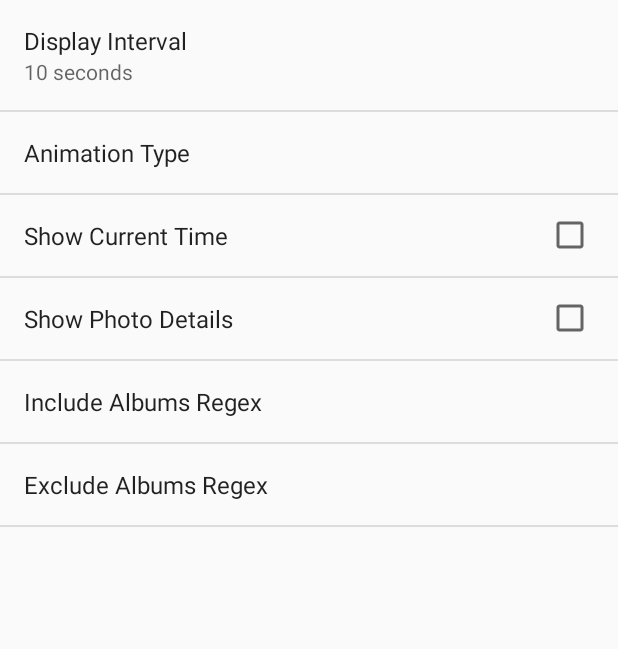
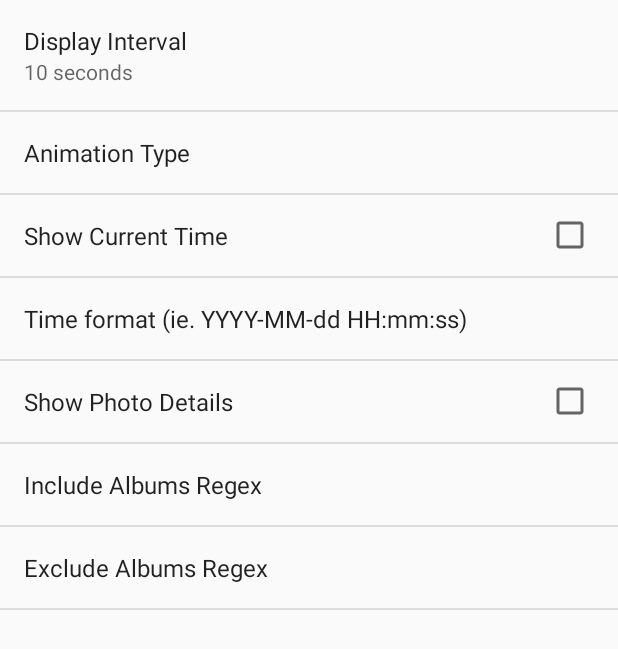
Before and after one commit to xandrewrampulla/GPhotoSlideshow, an Android app: the SettingsActivity screen opened directly, with no data from a screen before it, after a tap on "General", on a phone screen of 412 x 824 dp. Shown: the top 649 px of the screen. Run offline under Robolectric (Android 15) with nearby library versions, the phone set to English and light mode, and no system bars; libraries missing offline, so code that uses them is left out: com.google.gdata.util.

Commit message:
Fix size and placement of time.  Also make time format configuration based.

```diff
--- a/app/src/main/java/com/drampulla/gphotoslideshow/PreferenceConstants.java
+++ b/app/src/main/java/com/drampulla/gphotoslideshow/PreferenceConstants.java
@@ -11,6 +11,7 @@ public interface PreferenceConstants {
     String ANIMATION_TYPE = "animation_type";
 
     String SHOW_TIME = "showTimePreference";
+    String TIME_FORMAT = "timeFormat";
     String SHOW_PHOTO_DESCRIPTION = "showPhotoDescriptionPreference";
     String INCLUDE_REGEX = "includeAlbumRegex";
     String EXCLUDE_REGEX = "excludeAlbumRegex";
--- a/app/src/main/java/com/drampulla/gphotoslideshow/SettingsActivity.java
+++ b/app/src/main/java/com/drampulla/gphotoslideshow/SettingsActivity.java
@@ -104,6 +104,7 @@ public class SettingsActivity extends AppCompatPreferenceActivity {
             case PreferenceConstants.DISPLAY_INTERVAL_KEY:
             case PreferenceConstants.INCLUDE_REGEX:
             case PreferenceConstants.EXCLUDE_REGEX:
+            case PreferenceConstants.TIME_FORMAT:
                 prefValue = sharedPreferences.getString(preference.getKey(), "");
                 break;
             default:
@@ -177,6 +178,7 @@ public class SettingsActivity extends AppCompatPreferenceActivity {
             bindPreferenceSummaryToValue(findPreference(PreferenceConstants.ANIMATION_TYPE));
             bindPreferenceSummaryToValue(findPreference(PreferenceConstants.DISPLAY_INTERVAL_KEY));
             bindPreferenceSummaryToValue(findPreference(PreferenceConstants.SHOW_TIME));
+            bindPreferenceSummaryToValue(findPreference(PreferenceConstants.TIME_FORMAT));
             bindPreferenceSummaryToValue(findPreference(PreferenceConstants.SHOW_PHOTO_DESCRIPTION));
             bindPreferenceSummaryToValue(findPreference(PreferenceConstants.INCLUDE_REGEX));
             bindPreferenceSummaryToValue(findPreference(PreferenceConstants.EXCLUDE_REGEX));
--- a/app/src/main/res/values/strings.xml
+++ b/app/src/main/res/values/strings.xml
@@ -36,6 +36,7 @@
     </string-array>
 
     <string name="pref_show_time">Show Current Time</string>
+    <string name="pref_time_format">Time format (ie. YYYY-MM-dd HH:mm:ss)</string>
     <string name="pref_show_photo_description">Show Photo Details</string>
     <string name="pref_include_album_regex">Include Albums Regex</string>
     <string name="pref_exclude_album_regex">Exclude Albums Regex</string>
--- a/app/src/main/res/xml/pref_slideshowsettings.xml
+++ b/app/src/main/res/xml/pref_slideshowsettings.xml
@@ -22,6 +22,14 @@
         android:title="@string/pref_show_time"
         />
 
+    <EditTextPreference
+        android:key="timeFormat"
+        android:title="@string/pref_time_format"
+        android:autoText="false"
+        android:editable="true"
+        android:lines="2"
+        />
+
     <CheckBoxPreference
         android:key="showPhotoDescriptionPreference"
         android:title="@string/pref_show_photo_description"/>
```
Also changed, not shown: app/build.gradle (+18 -2 lines), app/src/main/java/com/drampulla/gphotoslideshow/UpdateTimeTimerTask.java (+13 -2 lines), app/src/main/res/layout/activity_main.xml (+4 -3 lines).
